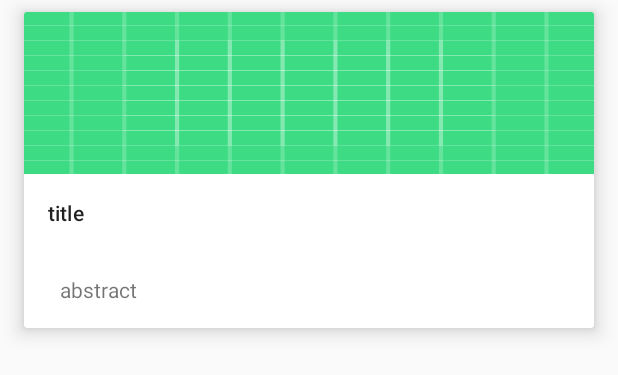
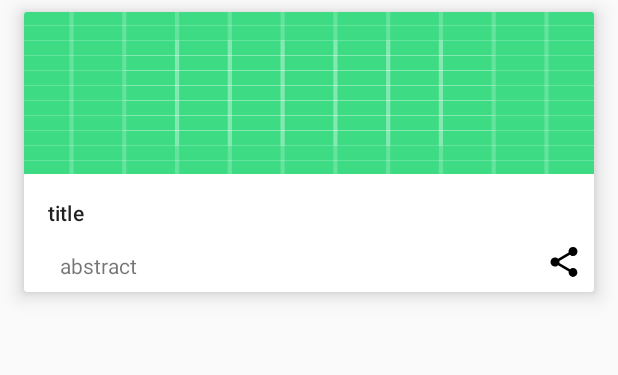
Before and after one commit to Doneittrue/NewsApp-NYT-, an Android app: the layout story_list_item.xml on its own in the app's theme, with its tools: preview values and no code run, on a phone screen of 412 x 824 dp. Shown: the top 375 px of the screen. Run offline under Robolectric (Android 15) with nearby library versions, the phone set to English and light mode, and no system bars.

Commit message:
fixed paging

```diff
--- a/app/src/main/AndroidManifest.xml
+++ b/app/src/main/AndroidManifest.xml
@@ -2,6 +2,7 @@
 <manifest xmlns:android="http://schemas.android.com/apk/res/android"
     package="com.andrew.newsapp">
 
+    <uses-permission android:name="android.permission.ACCESS_NETWORK_STATE" />
     <uses-permission android:name="android.permission.INTERNET" />
     <application
         android:name=".NewsApplication"
--- a/app/src/main/java/com/andrew/newsapp/domain/ServerGateWay.kt
+++ b/app/src/main/java/com/andrew/newsapp/domain/ServerGateWay.kt
@@ -13,7 +13,7 @@ import retrofit2.http.Path
 import retrofit2.http.Query
 
 private const val BASE_URL = "https://api.nytimes.com/svc/topstories/v2/"
-private const val API_KEY = "IY5K1rcQSgimN7tT04mHwx8AIcA25HtJ"
+private const val API_KEY = "KEY"
 
 //Top story types
 const val ARTS = "arts"
--- /dev/null
+++ b/app/src/main/res/drawable/ic_share_black_24dp.xml
@@ -0,0 +1,9 @@
+<vector xmlns:android="http://schemas.android.com/apk/res/android"
+        android:width="24dp"
+        android:height="24dp"
+        android:viewportWidth="24.0"
+        android:viewportHeight="24.0">
+    <path
+        android:fillColor="#FF000000"
+        android:pathData="M18,16.08c-0.76,0 -1.44,0.3 -1.96,0.77L8.91,12.7c0.05,-0.23 0.09,-0.46 0.09,-0.7s-0.04,-0.47 -0.09,-0.7l7.05,-4.11c0.54,0.5 1.25,0.81 2.04,0.81 1.66,0 3,-1.34 3,-3s-1.34,-3 -3,-3 -3,1.34 -3,3c0,0.24 0.04,0.47 0.09,0.7L8.04,9.81C7.5,9.31 6.79,9 6,9c-1.66,0 -3,1.34 -3,3s1.34,3 3,3c0.79,0 1.5,-0.31 2.04,-0.81l7.12,4.16c-0.05,0.21 -0.08,0.43 -0.08,0.65 0,1.61 1.31,2.92 2.92,2.92 1.61,0 2.92,-1.31 2.92,-2.92s-1.31,-2.92 -2.92,-2.92z"/>
+</vector>
--- a/app/src/main/res/layout/story_list_item.xml
+++ b/app/src/main/res/layout/story_list_item.xml
@@ -1,5 +1,7 @@
 <?xml version="1.0" encoding="utf-8"?>
-<layout>
+<layout xmlns:android="http://schemas.android.com/apk/res/android"
+    xmlns:app="http://schemas.android.com/apk/res-auto"
+    xmlns:tools="http://schemas.android.com/tools">
 
     <data>
 
@@ -8,9 +10,7 @@
             type="com.andrew.newsapp.entities.DbNewsPiece" />
     </data>
 
-    <androidx.cardview.widget.CardView xmlns:android="http://schemas.android.com/apk/res/android"
-        xmlns:app="http://schemas.android.com/apk/res-auto"
-        xmlns:tools="http://schemas.android.com/tools"
+    <androidx.cardview.widget.CardView
         android:layout_width="match_parent"
         android:layout_height="wrap_content"
         android:layout_marginStart="16dp"
@@ -52,7 +52,6 @@
                 android:layout_marginStart="16dp"
                 android:layout_marginTop="16dp"
                 android:layout_marginEnd="16dp"
-                android:lines="2"
                 android:text="@{story.title}"
                 android:textAppearance="@style/TextAppearance.MaterialComponents.Subtitle2"
                 app:layout_constraintEnd_toEndOf="parent"
@@ -67,13 +66,23 @@
                 android:layout_marginStart="8dp"
                 android:layout_marginTop="16dp"
                 android:layout_marginEnd="8dp"
-                android:layout_marginBottom="16dp"
+                android:layout_marginBottom="8dp"
                 android:text="@{story.section}"
                 app:layout_constraintBottom_toBottomOf="parent"
                 app:layout_constraintEnd_toEndOf="@+id/story_title_textView"
                 app:layout_constraintStart_toStartOf="@+id/story_title_textView"
                 app:layout_constraintTop_toBottomOf="@+id/story_title_textView"
                 tools:text="abstract" />
+
+            <ImageView
+                android:id="@+id/imageView"
+                android:layout_width="wrap_content"
+                android:layout_height="wrap_content"
+                android:layout_marginEnd="8dp"
+                android:layout_marginBottom="8dp"
+                app:layout_constraintBottom_toBottomOf="parent"
+                app:layout_constraintEnd_toEndOf="parent"
+                app:srcCompat="@drawable/ic_share_black_24dp" />
         </androidx.constraintlayout.widget.ConstraintLayout>
     </androidx.cardview.widget.CardView>
 </layout>
```
Also changed, not shown: app/src/main/java/com/andrew/newsapp/domain/Repositories.kt (+13 -7 lines), app/src/main/java/com/andrew/newsapp/domain/UseCases.kt (+2 -8 lines), app/src/main/java/com/andrew/newsapp/presentation/Engine.kt (added, +9 -0 lines), app/src/main/java/com/andrew/newsapp/presentation/features/news/NewsFragment.kt (+39 -34 lines), app/src/main/java/com/andrew/newsapp/presentation/features/news/NewsViewModel.kt (+6 -6 lines).
